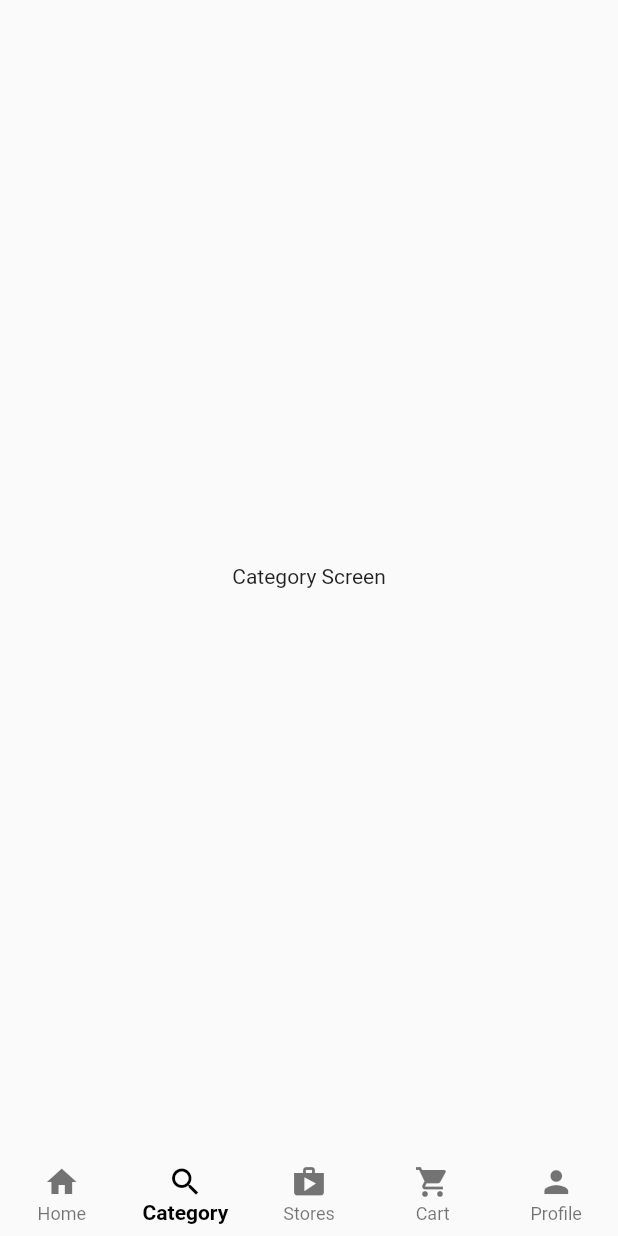
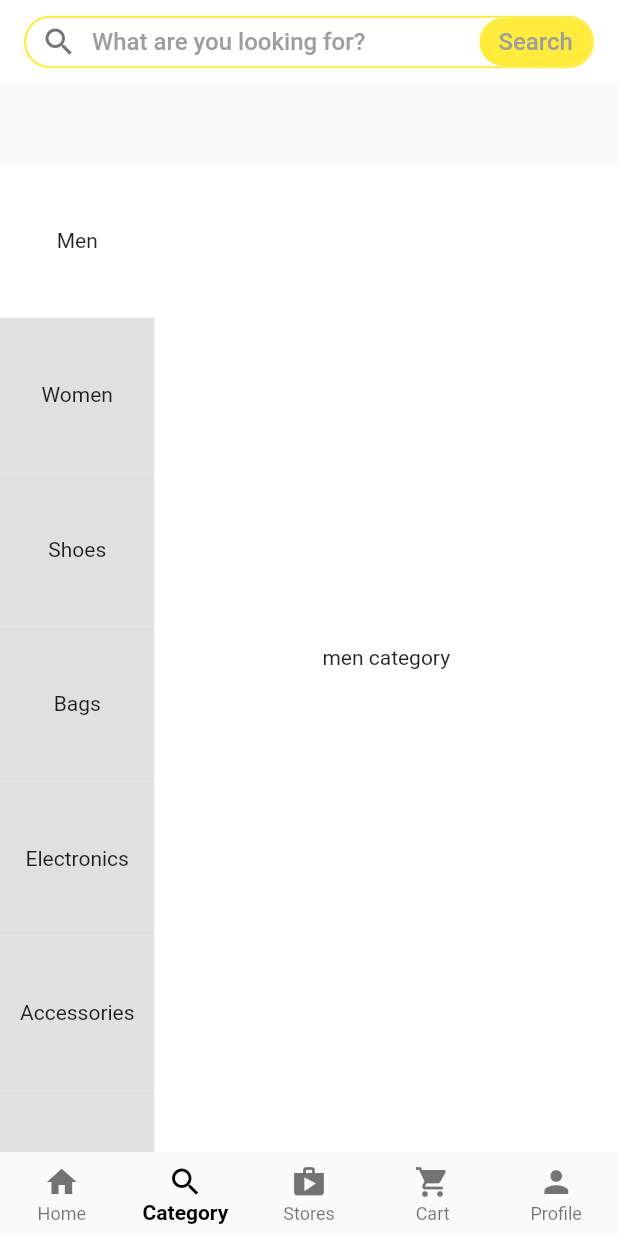
Before and after one commit to irisktaker/multi_store_app, a Flutter app: the screen it shows after launch, item 2 of the bottom bar chosen, on a phone screen of 412 x 824 dp. Run offline on Flutter 3.47's test engine with Material 2 defaults, Android fonts, the phone set to English and light mode, and no system bars.

Commit message:
side nav - category view

```diff
--- /dev/null
+++ b/lib/main_screens/category.dart
@@ -0,0 +1,138 @@
+import 'package:flutter/material.dart';
+import 'package:multi_store_app/widgets/fake_search.dart';
+
+List<ItemData> items = [
+  ItemData(label: 'Men'),
+  ItemData(label: 'Women'),
+  ItemData(label: 'Shoes'),
+  ItemData(label: 'Bags'),
+  ItemData(label: 'Electronics'),
+  ItemData(label: 'Accessories'),
+  ItemData(label: 'Home & Garden'),
+  ItemData(label: 'Kids'),
+  ItemData(label: 'Beauty'),
+];
+
+class CategoryScreen extends StatefulWidget {
+  const CategoryScreen({Key? key}) : super(key: key);
+
+  @override
+  State<CategoryScreen> createState() => _CategoryScreenState();
+}
+
+class _CategoryScreenState extends State<CategoryScreen> {
+  final PageController _pageController = PageController();
+
+  @override
+  void initState() {
+    for (var element in items) {
+      element.isSelected = false;
+    }
+    setState(() {
+      items[0].isSelected = true;
+    });
+
+    super.initState();
+  }
+
+  @override
+  Widget build(BuildContext context) {
+    var size = MediaQuery.of(context).size;
+    return Scaffold(
+      appBar: AppBar(
+        elevation: 0,
+        backgroundColor: Colors.white,
+        title: const FakeSearchWidget(),
+      ),
+      body: Stack(
+        children: [
+          Positioned(bottom: 0, left: 0, child: sideNavigator(size)),
+          Positioned(bottom: 0, right: 0, child: categoryView(size)),
+        ],
+      ),
+    );
+  }
+
+  Widget sideNavigator(Size size) {
+    return SizedBox(
+      height: size.height * 0.80,
+      width: size.width * 0.25,
+      child: ListView.builder(
+        itemCount: items.length,
+        itemBuilder: (context, index) {
+          return GestureDetector(
+            onTap: () {
+              // _pageController.jumpToPage(index);
+              _pageController.animateToPage(
+                index,
+                duration: const Duration(milliseconds: 400),
+                curve: Curves.easeIn,
+              );
+
+              // for (var element in items) {
+              //   element.isSelected = false;
+              // }
+              // setState(() {
+              //   items[index].isSelected = true;
+              // });
+            },
+            child: Container(
+              height: size.height / 8,
+              color:
+                  items[index].isSelected ? Colors.white : Colors.grey.shade300,
+              child: Center(
+                child: Text(
+                  items[index].label,
+                  textAlign: TextAlign.center,
+                  overflow: TextOverflow.ellipsis,
+                  maxLines: 2,
+                ),
+              ),
+            ),
+          );
+        },
+      ),
+    );
+  }
+
+  Widget categoryView(Size size) {
+    return Container(
+      height: size.height * 0.80,
+      width: size.width * 0.75,
+      color: Colors.white,
+      child: PageView(
+        controller: _pageController,
+        scrollDirection: Axis.vertical,
+        onPageChanged: (value) {
+          for (var element in items) {
+            element.isSelected = false;
+          }
+          setState(() {
+            items[value].isSelected = true;
+          });
+        },
+        children: const [
+          Center(child: Text('men category')),
+          Center(child: Text('women category')),
+          Center(child: Text('shoes category')),
+          Center(child: Text('bags category')),
+          Center(child: Text('electronics category')),
+          Center(child: Text('accessories category')),
+          Center(child: Text('home and garden category')),
+          Center(child: Text('kids category')),
+          Center(child: Text('beauty category')),
+        ],
+      ),
+    );
+  }
+}
+
+class ItemData {
+  String label;
+  bool isSelected;
+
+  ItemData({
+    required this.label,
+    this.isSelected = false,
+  });
+}
--- a/lib/main_screens/customer_home_screen.dart
+++ b/lib/main_screens/customer_home_screen.dart
@@ -1,4 +1,5 @@
 import 'package:flutter/material.dart';
+import 'package:multi_store_app/main_screens/category.dart';
 
 import 'home.dart';
 
@@ -13,7 +14,7 @@ class _CustomerHomeScreenState extends State<CustomerHomeScreen> {
   int _selectedIndex = 0;
   final List<Widget> _tabs = const [
     HomeScreen(),
-    Center(child: Text('Category Screen')),
+    CategoryScreen(),
     Center(child: Text('Stores Screen')),
     Center(child: Text('Cart Screen')),
     Center(child: Text('Profile Screen')),
--- a/lib/main_screens/home.dart
+++ b/lib/main_screens/home.dart
@@ -1,7 +1,5 @@
-import 'package:flutter/cupertino.dart';
 import 'package:flutter/material.dart';
-
-import '../minor_screens/search.dart';
+import '../widgets/fake_search.dart';
 
 class HomeScreen extends StatefulWidget {
   const HomeScreen({Key? key}) : super(key: key);
@@ -19,68 +17,7 @@ class _HomeScreenState extends State<HomeScreen> {
         appBar: AppBar(
           elevation: 0,
           backgroundColor: Colors.white,
-          title: InkWell(
-            onTap: () {
-              Navigator.push(
-                context,
-                MaterialPageRoute(
-                  builder: (context) => const SearchScreen(),
-                ),
-              );
-            },
-            child: Container(
-              height: 35,
-              decoration: BoxDecoration(
-                border: Border.all(
-                  color: Colors.yellow,
-                  width: 1.4,
-                ),
-                borderRadius: BorderRadius.circular(25),
-              ),
-              // child: const CupertinoSearchTextField(),
-              child: Row(
-                mainAxisAlignment: MainAxisAlignment.spaceBetween,
-                children: [
-                  Row(
-                    children: [
-                      Padding(
-                        padding: const EdgeInsets.symmetric(horizontal: 10),
-                        child: Icon(
-                          Icons.search,
-                          color: Colors.grey.shade600,
-                        ),
-                      ),
-                      const Text(
-                        "What are you looking for?",
-                        style: TextStyle(
-                          fontSize: 16,
-                          color: Colors.grey,
-                        ),
-                      ),
-                    ],
-                  ),
-                  Container(
-                    height: 32,
-                    width: 75,
-                    decoration: BoxDecoration(
-                      color: Colors.yellow,
-                      borderRadius: BorderRadius.circular(25),
-                    ),
-                    // ignore: prefer_const_constructors
-                    child: Center(
-                      child: const Text(
-                        "Search",
-                        style: TextStyle(
-                          fontSize: 16,
-                          color: Colors.grey,
-                        ),
-                      ),
-                    ),
-                  ),
-                ],
-              ),
-            ),
-          ),
+          title: const FakeSearchWidget(),
           bottom: const TabBar(
             isScrollable: true,
             indicatorWeight: 8,
--- /dev/null
+++ b/lib/widgets/fake_search.dart
@@ -0,0 +1,74 @@
+import 'package:flutter/material.dart';
+
+import '../minor_screens/search.dart';
+
+class FakeSearchWidget extends StatelessWidget {
+  const FakeSearchWidget({
+    Key? key,
+  }) : super(key: key);
+
+  @override
+  Widget build(BuildContext context) {
+    return InkWell(
+      onTap: () {
+        Navigator.push(
+          context,
+          MaterialPageRoute(
+            builder: (context) => const SearchScreen(),
+          ),
+        );
+      },
+      child: Container(
+        height: 35,
+        decoration: BoxDecoration(
+          border: Border.all(
+            color: Colors.yellow,
+            width: 1.4,
+          ),
+          borderRadius: BorderRadius.circular(25),
+        ),
+        child: Row(
+          mainAxisAlignment: MainAxisAlignment.spaceBetween,
+          children: [
+            Row(
+              children: [
+                Padding(
+                  padding: const EdgeInsets.symmetric(horizontal: 10),
+                  child: Icon(
+                    Icons.search,
+                    color: Colors.grey.shade600,
+                  ),
+                ),
+                const Text(
+                  "What are you looking for?",
+                  style: TextStyle(
+                    fontSize: 16,
+                    color: Colors.grey,
+                  ),
+                ),
+              ],
+            ),
+            Container(
+              height: 32,
+              width: 75,
+              decoration: BoxDecoration(
+                color: Colors.yellow,
+                borderRadius: BorderRadius.circular(25),
+              ),
+              // ignore: prefer_const_constructors
+              child: Center(
+                child: const Text(
+                  "Search",
+                  style: TextStyle(
+                    fontSize: 16,
+                    color: Colors.grey,
+                  ),
+                ),
+              ),
+            ),
+          ],
+        ),
+      ),
+    );
+  }
+}
```
